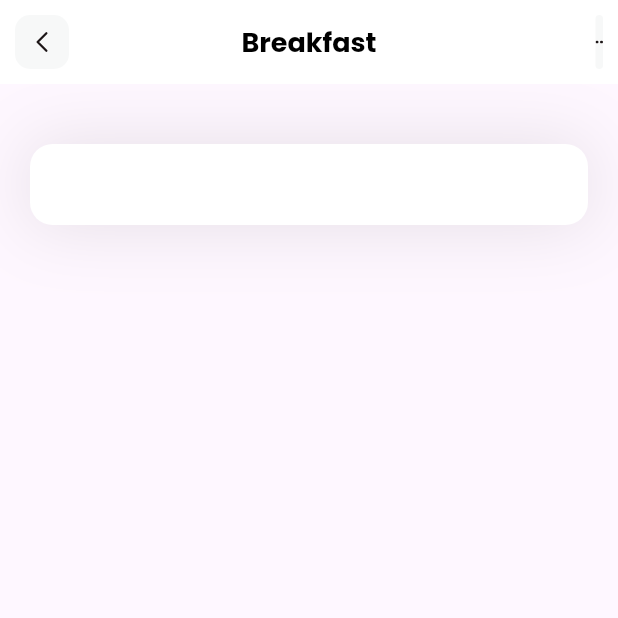
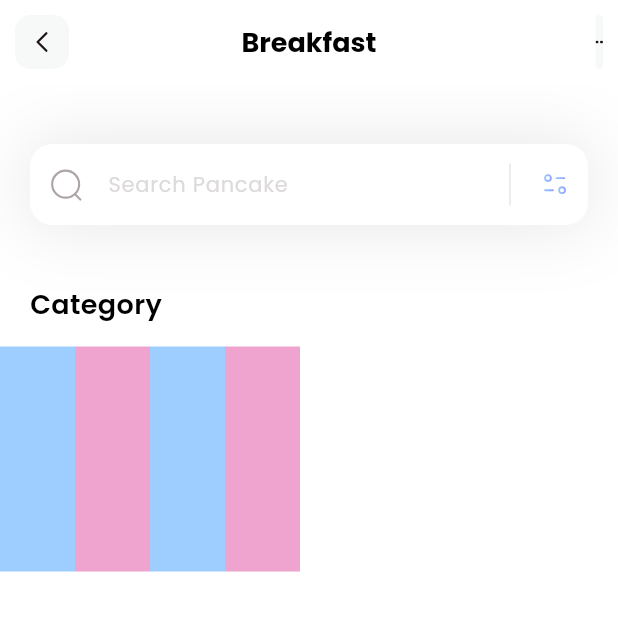
Before and after one commit to phconzatti/PrimeiroFlutter, a Flutter app: the screen it shows after launch, on a phone screen of 412 x 824 dp, the top half of it. Run offline on Flutter 3.47's test engine with Material 3 defaults, Android fonts, the phone set to English and light mode, and no system bars; our stand-ins replace flutter_svg.

Commit message:
Barra de pesquisa e categorias

```diff
--- a/lib/main.dart
+++ b/lib/main.dart
@@ -14,7 +14,7 @@ class MyApp extends StatelessWidget {
     return MaterialApp(
       debugShowCheckedModeBanner: false,
       theme: ThemeData(fontFamily: 'Poppins'),
-      home: const HomePage(),
+      home: HomePage(),
     );
   }
 }
--- /dev/null
+++ b/lib/models/category_model.dart
@@ -0,0 +1,51 @@
+import 'package:flutter/material.dart';
+
+class CategoryModel {
+  String name;
+  String iconPath;
+  Color boxColor;
+
+  CategoryModel({
+    required this.name,
+    required this.iconPath,
+    required this.boxColor,
+  });
+
+  static List<CategoryModel> getCategories() {
+    List<CategoryModel> categories = [];
+
+    categories.add(
+      CategoryModel(
+        name: 'Salad',
+        iconPath: 'assets/icons/plate.svg',
+        boxColor: Color(0xff9DCEFF),
+      ),
+    );
+
+categories.add(
+      CategoryModel(
+        name: 'Cake',
+        iconPath: 'assets/icons/pancakes.svg',
+        boxColor: Color(0xffEEA4CE),
+      ),
+    );
+
+    categories.add(
+      CategoryModel(
+        name: 'Pie',
+        iconPath: 'assets/icons/pie.svg',
+        boxColor: Color(0xff9DCEFF),
+      ),
+    );
+
+    categories.add(
+      CategoryModel(
+        name: 'Smoothies',
+        iconPath: 'assets/icons/orange-snacks.svg',
+        boxColor: Color(0xffEEA4CE),
+      ),
+    );
+
+    return categories;
+  }
+}
--- a/lib/pages/home.dart
+++ b/lib/pages/home.dart
@@ -1,39 +1,123 @@
 import 'package:flutter/material.dart';
 import 'package:flutter_svg/flutter_svg.dart';
+import 'package:teste/models/category_model.dart';
 
-class HomePage extends StatelessWidget {
-  const HomePage({super.key});
+class HomePage extends StatefulWidget {
+  HomePage({super.key});
+
+  @override
+  State<HomePage> createState() => _HomePageState();
+}
+
+class _HomePageState extends State<HomePage> {
+  List<CategoryModel> categories = [];
+
+  void _getCategories() {
+    categories = CategoryModel.getCategories();
+  }
+
+  @override
+  void iniState() {
+    _getCategories();
+  }
 
   @override
   Widget build(BuildContext context) {
+    _getCategories();
     return Scaffold(
       appBar: appBar(),
+      backgroundColor: Colors.white,
       body: Column(
+        crossAxisAlignment: CrossAxisAlignment.start,
         children: [
+          _searchField(),
+          SizedBox(height: 40),
+          Column(
+            crossAxisAlignment: CrossAxisAlignment.start,
+            children: [
+              Padding(
+                padding: const EdgeInsets.only(left: 20),
+                child: Text(
+                  'Category',
+                  style: TextStyle(
+                    color: Colors.black,
+                    fontSize: 18,
+                    fontWeight: FontWeight.w600,
+                  ),
+                ),
+              ),
+              SizedBox(height: 15),
               Container(
+                height: 150,
+                child: ListView.builder(
+                  itemCount: categories.length,
+                  scrollDirection: Axis.horizontal,
+                  itemBuilder: (context, index) {
+                    return Container(
+                      height: 50,
+                      width: 50,
+                      decoration: BoxDecoration(
+                        color: categories[index].boxColor,
+                      ),
+                    );
+                  },
+                ),
+              ),
+            ],
+          ),
+        ],
+      ),
+    );
+  }
+
+  Container _searchField() {
+    return Container(
       margin: EdgeInsets.only(top: 40, left: 20, right: 20),
       decoration: BoxDecoration(
         boxShadow: [
           BoxShadow(
             color: Color(0xff1D1617).withValues(alpha: 0.11),
             blurRadius: 40,
-                  spreadRadius: 0.0
-                )
-              ]
+            spreadRadius: 0.0,
+          ),
+        ],
       ),
       child: TextField(
         decoration: InputDecoration(
           filled: true,
           fillColor: Colors.white,
           contentPadding: EdgeInsets.all(15),
+          hintText: 'Search Pancake',
+          hintStyle: TextStyle(color: Color(0xFFDDDADA), fontSize: 14),
+          prefixIcon: Padding(
+            padding: const EdgeInsets.all(12),
+            child: SvgPicture.asset('assets/icons/Search.svg'),
+          ),
+          suffixIcon: Container(
+            width: 100,
+            child: IntrinsicHeight(
+              child: Row(
+                mainAxisAlignment: MainAxisAlignment.end,
+                children: [
+                  VerticalDivider(
+                    color: Colors.black,
+                    indent: 10,
+                    endIndent: 10,
+                    thickness: 0.1,
+                  ),
+                  Padding(
+                    padding: const EdgeInsets.all(12),
+                    child: SvgPicture.asset('assets/icons/Filter.svg'),
+                  ),
+                ],
+              ),
+            ),
+          ),
           border: OutlineInputBorder(
             borderRadius: BorderRadius.circular(15),
-                  borderSide: BorderSide.none
-                )
+            borderSide: BorderSide.none,
           ),
         ),
-          )
-        ]
       ),
     );
   }
```
Lines whose indentation alone changed are shown as unchanged.
